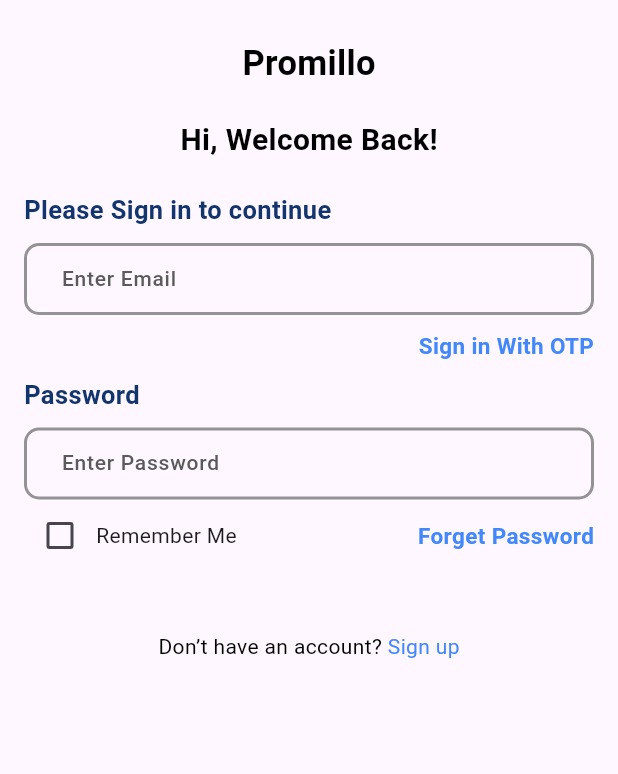
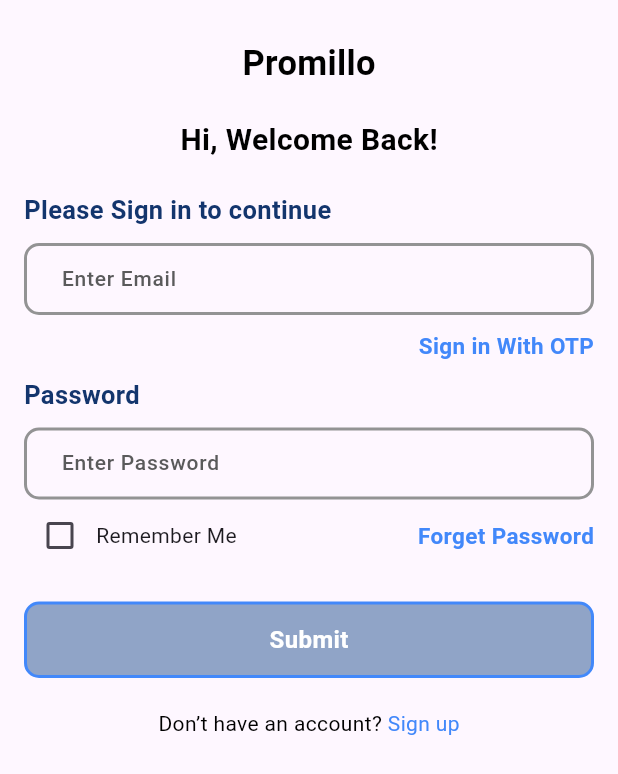
Before and after one commit to TamilSelvanRaja/Thetazero, a Flutter app: the screen it shows after launch, on a phone screen of 412 x 824 dp. Shown: the top 774 px of the screen. Run offline on Flutter 3.47's test engine with Material 3 defaults, Android fonts, the phone set to English and light mode, and no system bars; our stand-ins replace flutter_form_builder, get.

Commit message:
login page designing

```diff
--- a/lib/constants/colors.dart
+++ b/lib/constants/colors.dart
@@ -2,6 +2,7 @@
 
 const primaryColor = Color.fromARGB(255, 66, 136, 250);
 const secondaryColor = Color(0xFF13356D);
+const disabledColor = Color(0xFF90A4C7);
 const grey01 = Color(0xFF939394);
 const grey02 = Color(0xFF5A5A5B);
 
--- a/lib/features/login_screen.dart
+++ b/lib/features/login_screen.dart
@@ -91,6 +91,13 @@
                   ],
                 ),
                 UiHelper.verticalSpaceMedium,
+                UiHelper().customButton(
+                  str.submit,
+                  () {},
+                  bgclr: clr.disabledColor,
+                  textclr: clr.white,
+                  btnWidth: Screen.width(context),
+                ),
                 // DefaultButton(
                 //         text: "Continue",
                 //         press: () async {
--- a/lib/layouts/ui_helper.dart
+++ b/lib/layouts/ui_helper.dart
@@ -119,19 +119,17 @@
     );
   }
 
-  Widget customSmallButton(Function press, String title, {Color bgclr = clr.primaryColor, Color textclr = clr.white}) {
-    return Align(
-        alignment: Alignment.centerRight,
-        child: GestureDetector(
-            onTap: () {
-              press();
-            },
-            child: Container(
-              width: 300,
-              alignment: Alignment.center,
-              padding: const EdgeInsets.fromLTRB(20, 10, 20, 10),
-              decoration: roundedBorderWithColor(15, bgclr),
-              child: textStyle(title, 15, isBold: true, color: textclr),
-            )));
+  Widget customButton(String title, Function press, {Color bgclr = clr.primaryColor, Color textclr = clr.white, double btnWidth = 100}) {
+    return GestureDetector(
+        onTap: () {
+          press();
+        },
+        child: Container(
+          width: btnWidth,
+          alignment: Alignment.center,
+          padding: const EdgeInsets.fromLTRB(20, 12, 20, 12),
+          decoration: roundedBorderWithColor(10, bgclr, borderColor: clr.primaryColor, borderWidth: 2),
+          child: textStyle(title, 16, isBold: true, color: textclr),
+        ));
   }
 }
```
